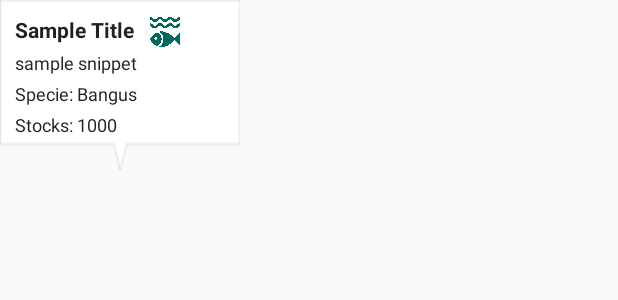
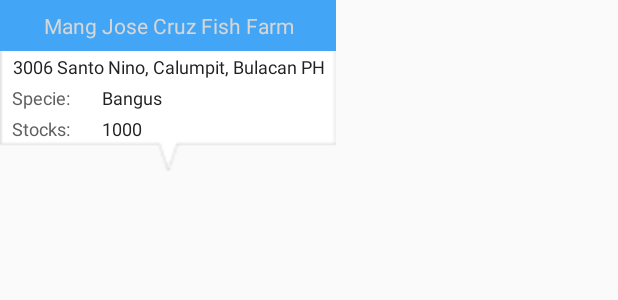
Before and after one commit to rjhonsl/MappedCRM, an Android app: the layout custom_info_contents.xml on its own in the app's theme, with its tools: preview values and no code run, on a phone screen of 412 x 824 dp. Shown: the top 300 px of the screen. Run offline under Robolectric (Android 15) with nearby library versions, the phone set to English and light mode, and no system bars; network calls fail.

```diff
--- a/app/src/main/java/com/santeh/rjhonsl/samplemap/Main/MapsActivity_UserMonitoring.java
+++ b/app/src/main/java/com/santeh/rjhonsl/samplemap/Main/MapsActivity_UserMonitoring.java
@@ -288,7 +288,7 @@ public class MapsActivity_UserMonitoring extends AppCompatActivity implements On
                                 lvUserActivity.setVisibility(View.GONE);
                             }else{
 
-                                PD.dismiss();
+
 
                                 useractivityList  = new ArrayList<CustInfoObject>();
                                 useractivityList = UserActivityParser.parseFeed(response);
@@ -307,12 +307,15 @@ public class MapsActivity_UserMonitoring extends AppCompatActivity implements On
                                         lvUserActivity.setVisibility(View.VISIBLE);
                                         adapter_useractivity = new Adapter_UserMonitoring_SideNav_Activities(MapsActivity_UserMonitoring.this, R.layout.item_lv_useractivity, useractivityList);
                                         lvUserActivity.setAdapter(adapter_useractivity);
+
                                     }
                                 }else{
                                     txtfiller.setVisibility(View.VISIBLE);
                                     lvUserActivity.setVisibility(View.GONE);
                                     Helper.toastLong(activity, firstname + " " + lastname + " has no logs on current date selected");
                                 }
+
+                                PD.dismiss();
 
                             }
 
--- a/app/src/main/java/com/santeh/rjhonsl/samplemap/Utils/Helper.java
+++ b/app/src/main/java/com/santeh/rjhonsl/samplemap/Utils/Helper.java
@@ -102,6 +102,7 @@ public class Helper {
 
         public static String URL_DELETE_CUSTINFO_BY_ID  = "http://mysanteh.site50.net/santehweb/deleteByID.php";
         public static String URL_DELETE_POND_BY_ID      = "http://mysanteh.site50.net/santehweb/deletePondInfoByID.php";
+        public static String URL_DELETE_POND_WEEKLY_DETAILS_BY_ID      = "http://mysanteh.site50.net/santehweb/deletePondWeeklyDetailsByID.php";
 
         public static String URL_INSERT_PONDINFO        = "http://mysanteh.site50.net/santehweb/insertPondInformation.php";
         public static String URL_INSERT_LOGINLOCATION   = "http://mysanteh.site50.net/santehweb/insertLoginLocationOffUser.php";
@@ -110,6 +111,7 @@ public class Helper {
 
         public static String URL_UPDATE_PONDINFO_BY_ID              ="http://mysanteh.site50.net/santehweb/updatePondInformationByID.php";
         public static String URL_UPDATE_CUSTOMERINFORMATION_BY_ID   ="http://mysanteh.site50.net/santehweb/updateCustomerInformationByID.php";
+        public static String URL_UPDATE_POND_WEEKLY_DETAIL_BY_ID    ="http://mysanteh.site50.net/santehweb/updatePodWeeklyDetails.php";
 
         public static String URL_LOGIN  ="http://mysanteh.site50.net/santehweb/login.php";
 
--- a/app/src/main/res/layout/activity_growout_weeklyreport.xml
+++ b/app/src/main/res/layout/activity_growout_weeklyreport.xml
@@ -136,7 +136,7 @@
                  android:layout_marginRight="15dp"
                  android:layout_marginBottom="15dp"
                  android:layout_height="wrap_content"
-                 android:src="@drawable/ic_menu_white_24dp"
+                 android:src="@drawable/ic_info_white_24dp"
                  android:id="@+id/btn_details"
         />
 
--- a/app/src/main/res/layout/custom_info_contents.xml
+++ b/app/src/main/res/layout/custom_info_contents.xml
@@ -2,68 +2,113 @@
 <LinearLayout xmlns:android="http://schemas.android.com/apk/res/android"
               android:layout_width="wrap_content"
               android:layout_height="wrap_content"
-              android:orientation="horizontal"
+              android:orientation="vertical"
               android:background="@drawable/info"
-              android:paddingTop="8dp"
-              android:paddingLeft="8dp"
-              android:paddingBottom="8dp"
-              android:paddingRight="8dp"
-              android:layout_margin="0dp"
+
     android:gravity="top">
 
+    <TextView
+        android:gravity="center"
+        android:paddingTop="7dp"
+        android:paddingBottom="7dp"
+        android:paddingLeft="8dp"
+        android:paddingRight="8dp"
+        android:textColor="@color/white"
+        android:background="@color/skyblue_500"
+        android:text="Mang Jose Cruz Fish Farm"
+        android:id="@+id/title"
+        android:layout_width="fill_parent"
+        android:layout_height="wrap_content"
+        android:textSize="14sp"
+        />
+    <LinearLayout
 
-    <LinearLayout
+        android:layout_width="match_parent"
+        android:layout_height="wrap_content"
+        android:gravity="left"
+        android:layout_gravity="center"
+        android:orientation="vertical">
+
+
+
+
+        <LinearLayout android:layout_width="wrap_content"
+                      android:layout_height="wrap_content"
+                      android:paddingLeft="8dp"
+                      android:gravity="center"
+                      android:paddingRight="8dp"
+                      android:paddingTop="2dp">
+
+            <TextView
+                android:gravity="center"
+                android:textColor="@color/primary_material_dark"
+                android:text="3006 Santo Nino, Calumpit, Bulacan PH"
+                android:id="@+id/addres"
                 android:layout_width="wrap_content"
                 android:layout_height="wrap_content"
-        android:orientation="vertical">
+                android:textSize="12sp"/>
+        </LinearLayout>
+
+
+        <LinearLayout android:layout_width="wrap_content"
+                      android:layout_height="wrap_content"
+                      android:orientation="horizontal"
+                      android:paddingLeft="8dp"
+                      android:paddingRight="8dp"
+                      android:paddingTop="4dp"
+            >
+            <TextView
+                android:textColor="@color/gray_600"
+                android:text="Specie: "
+                android:layout_width="60dp"
+                android:layout_height="wrap_content"
+                android:textSize="12sp"/>
+
 
             <TextView
                 android:textColor="@color/primary_material_dark"
-            android:padding="2dp"
-            android:text="Sample Title"
-            android:id="@+id/title"
+                android:text="Bangus"
+                android:id="@+id/specie"
                 android:layout_width="wrap_content"
                 android:layout_height="wrap_content"
-            android:textSize="14sp"
-            android:textStyle="bold"/>
+                android:textSize="12sp"/>
+        </LinearLayout>
 
+
+
+
+        <LinearLayout android:layout_width="wrap_content"
+                      android:layout_height="wrap_content"
+                      android:orientation="horizontal"
+                      android:paddingTop="4dp"
+                      android:paddingLeft="8dp"
+                      android:paddingRight="8dp"
+            >
             <TextView
-            android:textColor="@color/primary_material_dark"
-            android:padding="2dp"
-            android:text="sample snippet"
-            android:id="@+id/addres"
-            android:layout_width="wrap_content"
+                android:textColor="@color/gray_600"
+                android:text="Stocks: "
+                android:layout_width="60dp"
                 android:layout_height="wrap_content"
                 android:textSize="12sp"/>
 
         <TextView
             android:textColor="@color/primary_material_dark"
-            android:padding="2dp"
-            android:text="Specie: Bangus"
-            android:id="@+id/specie"
-            android:layout_width="wrap_content"
-            android:layout_height="wrap_content"
-            android:textSize="12sp"/>
-
-        <TextView
-            android:textColor="@color/primary_material_dark"
-            android:padding="2dp"
-            android:text="Stocks: 1000"
+            android:text="1000"
             android:id="@+id/stocks"
             android:layout_width="wrap_content"
             android:layout_height="wrap_content"
             android:textSize="12sp"/>
-
+        </LinearLayout>
 
     </LinearLayout>
 
 
-    <ImageView
-        android:paddingLeft="5dp"
-        android:paddingTop="1dp"
-        android:src="@drawable/ic_fishwater_darkteal_24dp"
-        android:layout_width="wrap_content"
-        android:layout_height="wrap_content"/>
+    <!--<ImageView-->
+        <!--android:paddingLeft="5dp"-->
+        <!--android:paddingTop="1dp"-->
+        <!--android:src="@drawable/ic_fishwater_darkteal_24dp"-->
+        <!--android:layout_width="wrap_content"-->
+        <!--android:layout_height="wrap_content"/>-->
 
 
 
--- a/app/src/main/res/layout/dialog_material_themed_addpondreport.xml
+++ b/app/src/main/res/layout/dialog_material_themed_addpondreport.xml
@@ -22,7 +22,7 @@
             android:text="Create Report "
             android:background="@color/deepteal_500"
             android:drawableRight="@drawable/ic_info_white_24dp"
-            android:id="@+id/dialog_yesno_title"
+            android:id="@+id/txtTitle"
             />
         <!--<TextView-->
             <!--android:layout_width="wrap_content"-->
```
Also changed, not shown: app/src/main/java/com/santeh/rjhonsl/samplemap/Main/Activity_PondWeeklyConsumption.java (+137 -12 lines), app/src/main/java/com/santeh/rjhonsl/samplemap/Main/MapsActivity.java (+4 -5 lines), app/src/main/res/layout/dialog_material_themed_ponddetails.xml (+1 -7 lines). Lines whose indentation alone changed are shown as unchanged.
